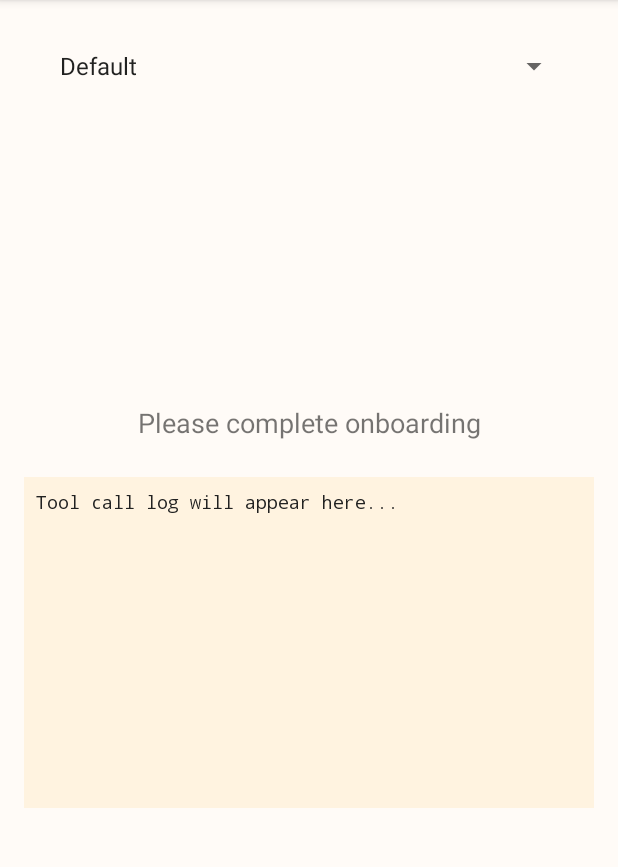
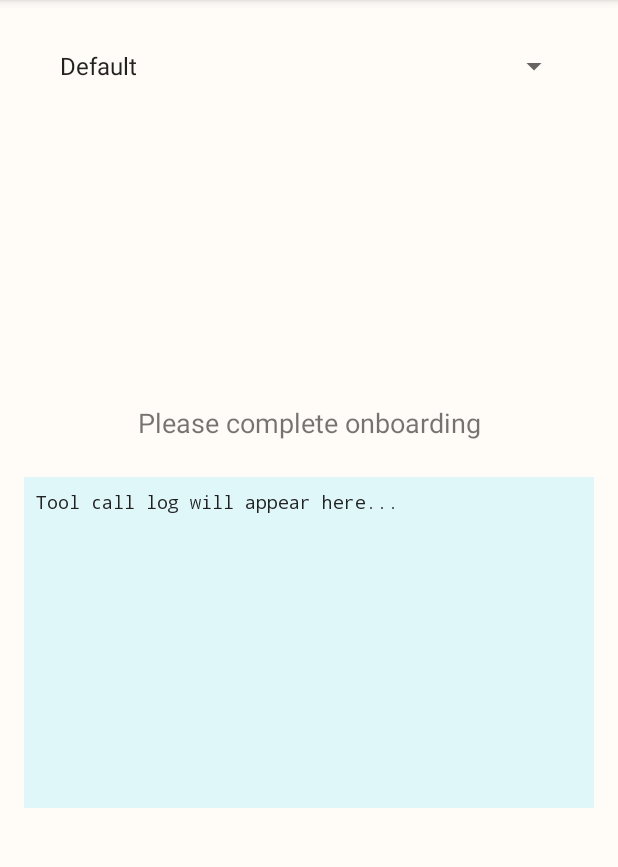
Before and after one commit to mrsheepuk/ha-live, an Android app: the MainActivity screen opened directly, with no data from a screen before it, on a phone screen of 412 x 824 dp, the part 84-951 px from its top. Run offline under Robolectric (Android 15) with nearby library versions, the phone set to English and light mode, and no system bars; 1 statement that could not run was skipped.

Commit message:
Refine palette: soft amber accent with aqua-tinted surfaces
**Problem:**
Bold coral orange (#FF6F00) was too aggressive and fatiguing.
Warm peach surfaces (#FFF3E0) clashed with aqua - felt disconnected.

**Solution - Calmer, More Cohesive:**

**Accent: Bold Coral → Soft Amber**
- Light: #FFA726 (warm amber - honey in sunlight)
- Dark: #FB8C00 (rich amber depth)
- Night: #FFB74D (golden glow - unchanged, works well)

**Surfaces: Warm Peach → Subtle Aqua Tint**
- Container surfaces: #E0F7FA (very light aqua)
- Creates visual harmony with primary aqua palette
- Tool log now feels like part of the theme, not an insert

**Why This Works:**
- Amber is warm and inviting without being shouty
- "Sunny optimism" vs "urgent alert" - much calmer
- Aqua-tinted surfaces tie everything together
- All colors now speak the same language (aqua + warm amber)
- Maintains visibility and tappability without eye fatigue

**Kept:**
- Bright aqua primary (#00BCD4) - perfect warmth level
- Warm white backgrounds (#FFFBF7)
- All dark mode colors

The palette now feels cohesive and calm while keeping the warmth
and personality. Like sunset over water - natural and harmonious.

```diff
--- a/app/app/src/main/res/values/colors.xml
+++ b/app/app/src/main/res/values/colors.xml
@@ -1,6 +1,6 @@
 <?xml version="1.0" encoding="utf-8"?>
 <resources>
-    <!-- Warm Aqua & Coral - Modern Tech Assistant Theme (Warmer Version) -->
+    <!-- Warm Aqua & Soft Amber - Modern Tech Assistant Theme -->
 
     <!-- Light Mode Primary (Warm Teal/Aqua) -->
     <color name="teal_primary">#00BCD4</color>          <!-- Bright cyan-teal - warm & inviting -->
@@ -16,17 +16,17 @@
     <color name="cyan_secondary_dark">#00897B</color>   <!-- Deeper warm teal -->
     <color name="cyan_secondary_night">#80CBC4</color>  <!-- Soft warm teal glow - dark mode -->
 
-    <!-- Accent (Vibrant Coral/Orange - the star of the show) -->
-    <color name="orange_accent">#FF6F00</color>         <!-- Deep vibrant orange - light mode -->
-    <color name="orange_accent_dark">#F57C00</color>    <!-- Rich orange -->
+    <!-- Accent (Soft Amber - warm & inviting without aggression) -->
+    <color name="orange_accent">#FFA726</color>         <!-- Soft amber - honey in sunlight -->
+    <color name="orange_accent_dark">#FB8C00</color>    <!-- Rich amber -->
     <color name="orange_accent_night">#FFB74D</color>   <!-- Warm golden glow - dark mode -->
 
-    <!-- Backgrounds & Surfaces (with warm undertones) -->
+    <!-- Backgrounds & Surfaces (aqua-tinted for harmony) -->
     <color name="background_light">#FFFBF7</color>      <!-- Soft warm white -->
     <color name="surface_light">#FFFFFF</color>         <!-- Pure white -->
     <color name="background_dark">#121212</color>       <!-- True dark -->
     <color name="surface_dark">#1E1E1E</color>          <!-- Elevated surface -->
-    <color name="surface_variant_light">#FFF3E0</color> <!-- Warm peach-tinted container -->
+    <color name="surface_variant_light">#E0F7FA</color> <!-- Subtle aqua tint - cohesive -->
     <color name="surface_variant_dark">#2C2C2C</color>  <!-- Dark grey container -->
 
     <!-- Text Colors -->
```
